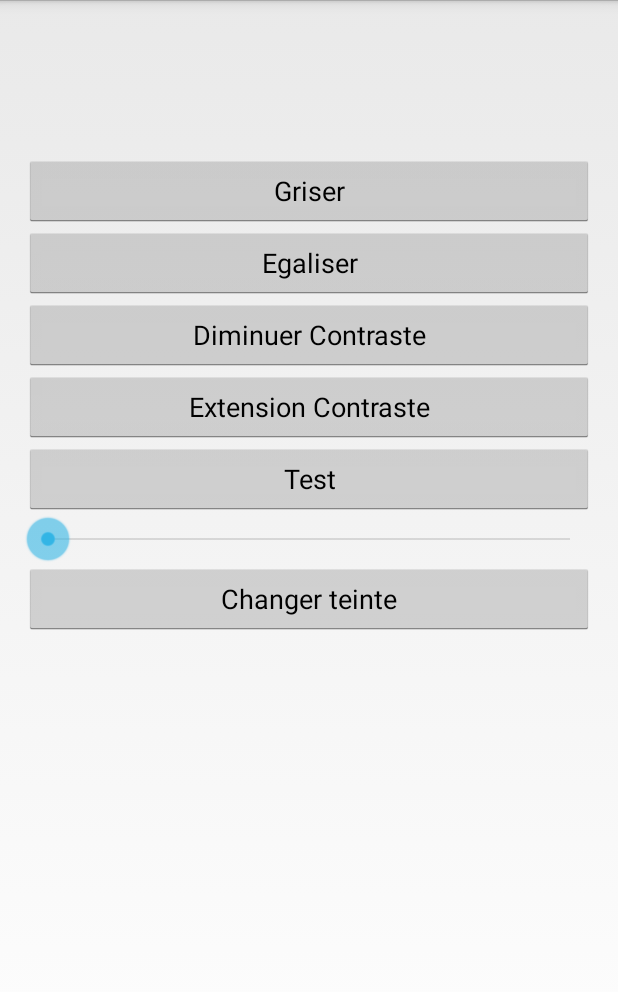
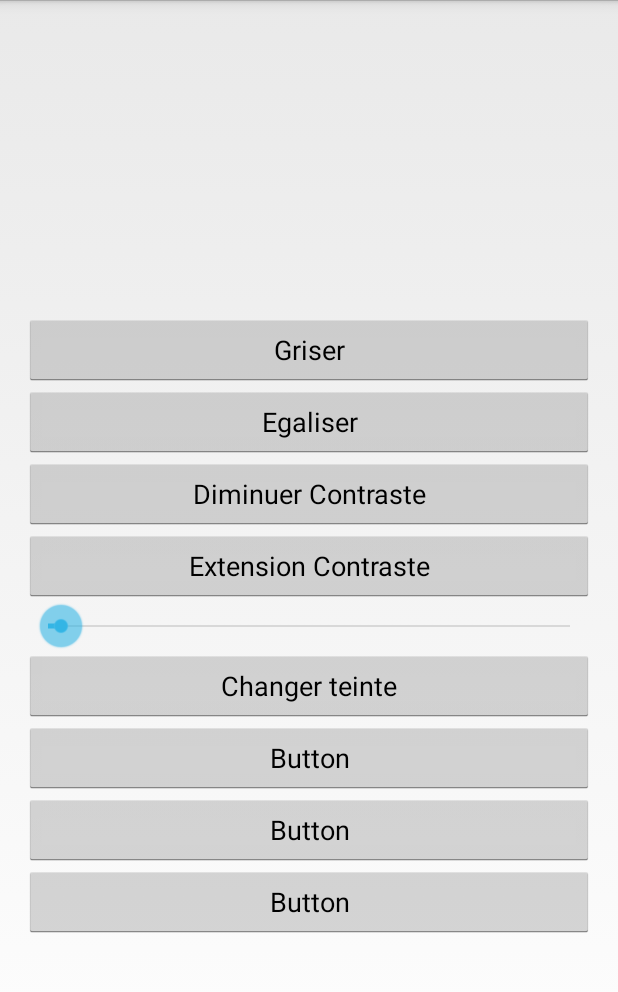
Before and after one commit to darkehis/ImageEd, an Android app: the ChoixModif screen opened directly, with no data from a screen before it, on a phone screen of 412 x 824 dp, the part 72-1064 px from its top. Run offline under Robolectric (Android 15) with nearby library versions, the light colour scheme and no system bars.

Commit message:
maj 17/03/17

```diff
--- a/app/src/main/AndroidManifest.xml
+++ b/app/src/main/AndroidManifest.xml
@@ -18,6 +18,7 @@
             </intent-filter>
         </activity>
         <activity android:name=".ChoixModif"></activity>
+        <activity android:name=".ChoixConv" />
 
         <provider
             android:name="android.support.v4.content.FileProvider"
--- a/app/src/main/java/com/example/jonathan/imageed/ChoixModif.java
+++ b/app/src/main/java/com/example/jonathan/imageed/ChoixModif.java
@@ -74,33 +74,6 @@ public class ChoixModif extends Activity {
             }
         });
 
-        bout = (Button) findViewById(R.id.bout_teinte);
-        bout.setOnClickListener(new View.OnClickListener() {
-            @Override
-            public void onClick(View v) {
-                SeekBar barre = (SeekBar) findViewById(R.id.bar_teinte);
-                float t = (barre.getProgress()*360)/100;
-                Intent resultat  = new Intent();
-                resultat.putExtra("modif",MainActivity.CHG_TEINTE);
-                resultat.putExtra("teinte",t);
-            }
-        });
-
-        //bouton test: pour l'instant la convolution.
-
-        bout = (Button) findViewById(R.id.bout_test);
-        bout.setOnClickListener(new View.OnClickListener() {
-            @Override
-            public void onClick(View v) {
-                SeekBar barre = (SeekBar) findViewById(R.id.bar_teinte);
-                float t = (barre.getProgress()*360)/100;
-                Intent resultat  = new Intent();
-                resultat.putExtra("modif",MainActivity.TEST);
-                setResult(RESULT_OK,resultat);
-                finish();
-            }
-        });
-
 
     }
 
--- a/app/src/main/res/layout/activity_choix_modif.xml
+++ b/app/src/main/res/layout/activity_choix_modif.xml
@@ -10,53 +10,81 @@
     android:paddingTop="@dimen/activity_vertical_margin"
     tools:context="com.example.jonathan.imageed.ChoixModif">
 
-    <LinearLayout
-        android:orientation="vertical"
+    <FrameLayout
+        android:layout_width="match_parent"
+        android:layout_height="193dp"
+        android:layout_alignParentTop="true"
+        android:layout_alignParentStart="true"
+        android:id="@+id/frameLayout">
+
+    </FrameLayout>
+
+    <ScrollView
         android:layout_width="match_parent"
         android:layout_height="match_parent"
-        android:layout_alignParentTop="true"
-        android:layout_centerHorizontal="true"
-        android:layout_marginTop="87dp">
+        android:layout_below="@+id/frameLayout"
+        android:layout_alignParentStart="true">
+
+        <LinearLayout
+            android:layout_width="match_parent"
+            android:layout_height="wrap_content"
+            android:orientation="vertical" >
 
             <Button
-            android:text="Griser"
+                android:id="@+id/bout_griser"
                 android:layout_width="match_parent"
                 android:layout_height="wrap_content"
-            android:id="@+id/bout_griser" />
+                android:text="Griser" />
 
             <Button
-            android:text="Egaliser"
+                android:id="@+id/bout_ega"
                 android:layout_width="match_parent"
                 android:layout_height="wrap_content"
-            android:id="@+id/bout_ega" />
+                android:text="Egaliser" />
 
             <Button
-            android:text="Diminuer Contraste"
+                android:id="@+id/bout_dim_cont"
                 android:layout_width="match_parent"
                 android:layout_height="wrap_content"
-            android:id="@+id/bout_dim_cont" />
+                android:text="Diminuer Contraste" />
 
             <Button
-            android:text="Extension Contraste"
+                android:id="@+id/bout_ext_cont"
                 android:layout_width="match_parent"
                 android:layout_height="wrap_content"
-            android:id="@+id/bout_ext_cont" />
+                android:text="Extension Contraste" />
+
+            <SeekBar
+                android:id="@+id/bar_ext_cont"
+                android:layout_width="match_parent"
+                android:layout_height="wrap_content"
+                android:max="400"
+                android:progress="10" />
 
             <Button
-            android:text="Test"
+                android:id="@+id/bout_teinte"
                 android:layout_width="match_parent"
                 android:layout_height="wrap_content"
-            android:id="@+id/bout_test" />
+                android:text="Changer teinte" />
 
-        <SeekBar
+            <Button
+                android:id="@+id/button"
                 android:layout_width="match_parent"
                 android:layout_height="wrap_content"
-            android:id="@+id/bar_teinte" />
+                android:text="Button" />
 
             <Button
-            android:text="Changer teinte"
+                android:id="@+id/button4"
                 android:layout_width="match_parent"
                 android:layout_height="wrap_content"
-            android:id="@+id/bout_teinte" />
+                android:text="Button" />
+
+            <Button
+                android:id="@+id/button5"
+                android:layout_width="match_parent"
+                android:layout_height="wrap_content"
+                android:text="Button" />
         </LinearLayout>
+    </ScrollView>
+
 </RelativeLayout>
```
Also changed, not shown: app/src/main/java/com/example/jonathan/imageed/ChoixConv.java (added, +71 -0 lines), app/src/main/java/com/example/jonathan/imageed/ImageEdit.java (+35 -13 lines), app/src/main/java/com/example/jonathan/imageed/MainActivity.java (+76 -44 lines), app/src/main/java/com/example/jonathan/imageed/MonImage.java (+31 -5 lines), app/src/main/res/layout/activity_choix_conv.xml (added, +29 -0 lines), app/src/main/res/layout/activity_main.xml (+15 -50 lines), 3 other files. Lines whose indentation alone changed are shown as unchanged.
